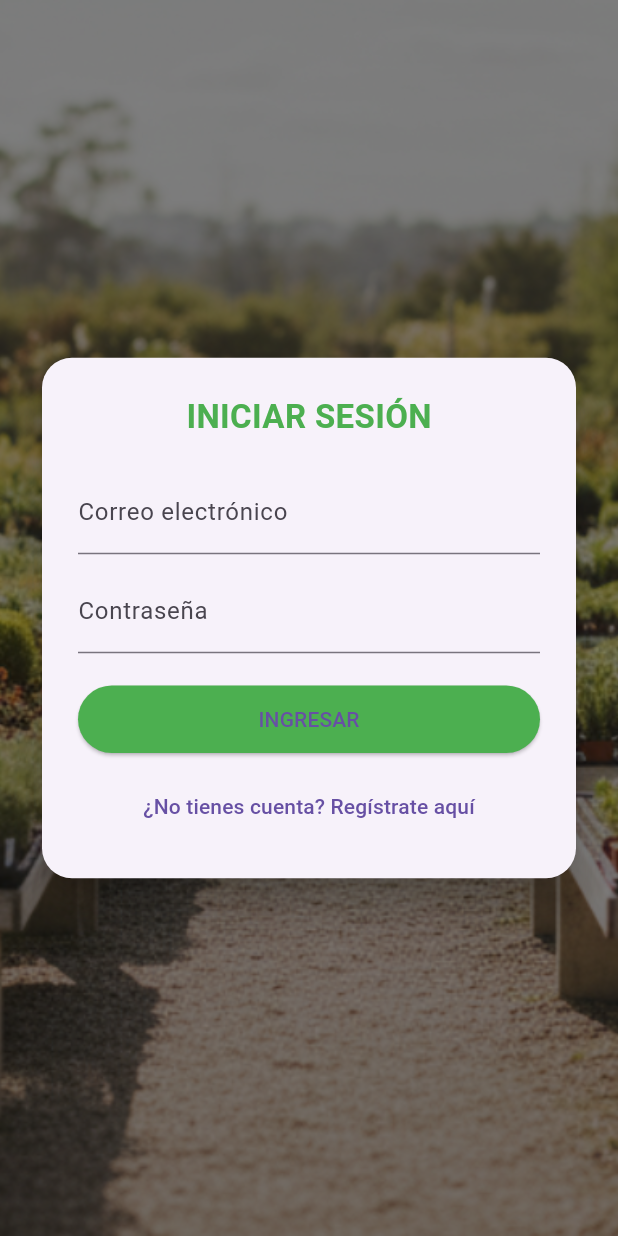
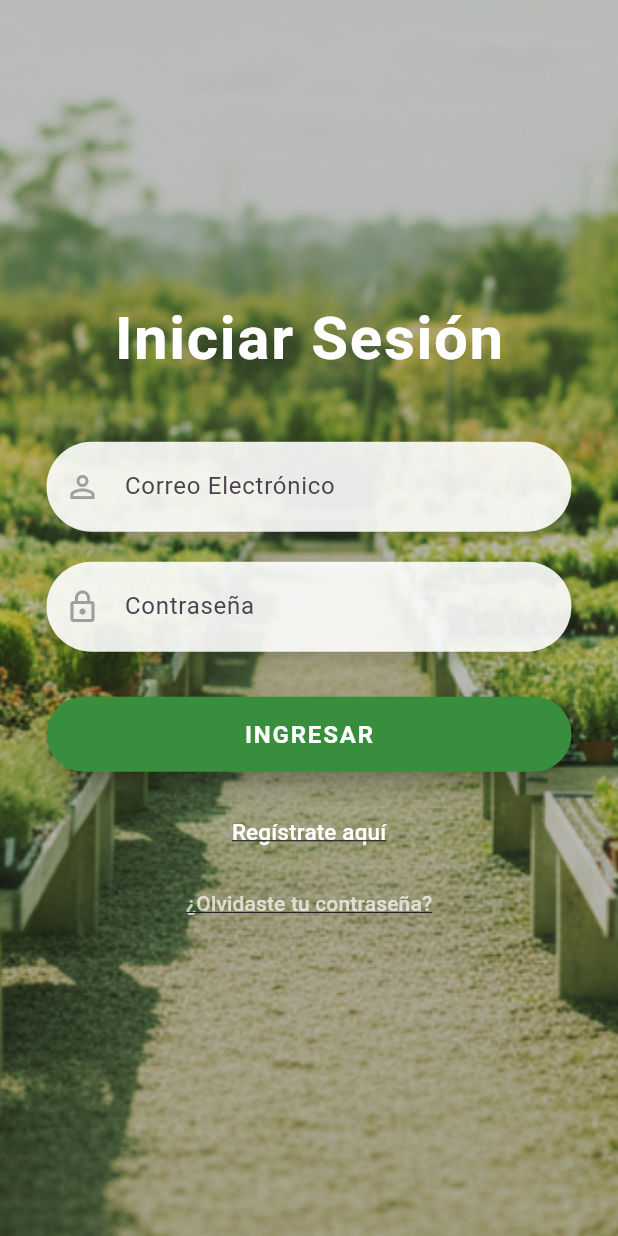
Before and after one commit to natalia482/inventivo_viveros, a Flutter app: the screen it shows after launch, on a phone screen of 412 x 824 dp. Run offline on Flutter 3.47's test engine with Material 3 defaults, Android fonts, the phone set to English and light mode, and no system bars; our stand-ins replace shared_preferences.

Commit message:
Interfaz Login

```diff
--- a/lib/config/api_config.dart
+++ b/lib/config/api_config.dart
@@ -6,7 +6,7 @@ class ApiConfig {
 
   static String getBaseUrl() {
     if (kIsWeb) {
-      return "http://192.168.101.25/$backendFolder";
+      return "http://192.168.81.34/$backendFolder";
     }
     if (Platform.isAndroid) {
       return "http://10.0.2.2/$backendFolder";
--- a/lib/screens/login_screen.dart
+++ b/lib/screens/login_screen.dart
@@ -5,7 +5,6 @@ import 'package:shared_preferences/shared_preferences.dart';
 import 'package:inventivo_viveros/screens/dashboard.dart';
 import 'register_screen.dart';
 
-// ✅ Cambia por tu IP local o usa 10.0.2.2 si estás en emulador Android
 const String loginUrl = "http://127.0.0.1/backend_inventivo/api/login.php";
 
 class LoginScreen extends StatefulWidget {
@@ -34,7 +33,6 @@ class _LoginScreenState extends State<LoginScreen> {
     setState(() => isLoading = true);
 
     try {
-      // ✅ Se envía en formato JSON
       final response = await http.post(
         Uri.parse(loginUrl),
         headers: {"Content-Type": "application/json"},
@@ -44,12 +42,9 @@ class _LoginScreenState extends State<LoginScreen> {
         }),
       );
 
-      print("📩 Respuesta del servidor: ${response.body}");
-
       final data = json.decode(response.body);
 
       if (data['success'] == true) {
-        // ✅ Guardar datos en SharedPreferences
         SharedPreferences prefs = await SharedPreferences.getInstance();
         await prefs.setBool('isLogged', true);
         await prefs.setString('email', email);
@@ -60,7 +55,6 @@ class _LoginScreenState extends State<LoginScreen> {
           SnackBar(content: Text("Bienvenido ${data['name']}")),
         );
 
-        // ✅ Ir al Dashboard
         Navigator.pushReplacement(
           context,
           MaterialPageRoute(builder: (context) => const DashboardScreen()),
@@ -81,67 +75,176 @@ class _LoginScreenState extends State<LoginScreen> {
 
   @override
   Widget build(BuildContext context) {
+    // Para hacerlo adaptable a distintos tamaños de pantalla
+    final screenWidth = MediaQuery.of(context).size.width;
+    final formWidth = screenWidth < 400 ? screenWidth * 0.85 : 350.0;
+
     return Scaffold(
-      body: Stack(children: [
-        Container(
-          decoration: const BoxDecoration(
-            image: DecorationImage(
-              image: AssetImage("assets/images/fondo.png"),
-              fit: BoxFit.cover,
-            ),
-          ),
-        ),
-        Container(color: Colors.black.withOpacity(0.5)),
-        Center(
-          child: SingleChildScrollView(
-            padding: const EdgeInsets.all(24),
-            child: Card(
-              elevation: 10,
-              shape: RoundedRectangleBorder(
-                  borderRadius: BorderRadius.circular(20)),
-              child: Padding(
-                padding: const EdgeInsets.all(24),
-                child: Column(
-                  children: [
-                    const Text("INICIAR SESIÓN",
-                        style: TextStyle(
-                            fontSize: 22,
-                            fontWeight: FontWeight.bold,
-                            color: Colors.green)),
-                    const SizedBox(height: 20),
-                    TextField(
-                        controller: emailController,
-                        decoration: const InputDecoration(
-                            labelText: "Correo electrónico")),
-                    const SizedBox(height: 10),
-                    TextField(
-                        controller: passwordController,
-                        obscureText: true,
-                        decoration:
-                            const InputDecoration(labelText: "Contraseña")),
-                    const SizedBox(height: 20),
-                    ElevatedButton(
-                      onPressed: isLoading ? null : loginUser,
-                      style: ElevatedButton.styleFrom(
-                          backgroundColor: Colors.green,
-                          minimumSize: const Size(double.infinity, 45)),
-                      child: isLoading
-                          ? const CircularProgressIndicator(color: Colors.white)
-                          : const Text("INGRESAR"),
-                    ),
-                    const SizedBox(height: 10),
-                TextButton(
-                      onPressed: () => Navigator.pushReplacement(
-                          context,
-                          MaterialPageRoute(builder: (context) => const RegisterScreen()),),
-                      child: const Text("¿No tienes cuenta? Regístrate aquí"),
-                    ),                  ],
+      body: Stack(
+        children: [
+          // Fondo con filtro verdoso
+          Container(
+            decoration: BoxDecoration(
+              image: DecorationImage(
+                image: const AssetImage("assets/images/fondo.png"),
+                fit: BoxFit.cover,
+                colorFilter: ColorFilter.mode(
+                  Colors.green.withOpacity(0.45),
+                  BlendMode.overlay,
                 ),
               ),
             ),
           ),
-        ),
-      ]),
+
+          // Filtro oscuro leve
+          Container(color: Colors.black.withOpacity(0.25)),
+
+          // Contenido principal
+          Center(
+            child: SingleChildScrollView(
+              padding: const EdgeInsets.symmetric(horizontal: 24),
+              child: Column(
+                mainAxisAlignment: MainAxisAlignment.center,
+                children: [
+                  const Text(
+                    "Iniciar Sesión",
+                    style: TextStyle(
+                      fontSize: 40,
+                      fontWeight: FontWeight.bold,
+                      color: Colors.white,
+                      letterSpacing: 1.1,
+                    ),
+                  ),
+                  const SizedBox(height: 40),
+
+                  // Campo de correo
+                  SizedBox(
+                    width: formWidth,
+                    child: Container(
+                      decoration: BoxDecoration(
+                        color: Colors.white.withOpacity(0.9),
+                        borderRadius: BorderRadius.circular(40),
+                        boxShadow: [
+                          BoxShadow(
+                            color: Colors.black.withOpacity(0.15),
+                            blurRadius: 8,
+                            offset: const Offset(0, 4),
+                          ),
+                        ],
+                      ),
+                      child: TextField(
+                        controller: emailController,
+                        keyboardType: TextInputType.emailAddress,
+                        decoration: const InputDecoration(
+                          prefixIcon:
+                              Icon(Icons.person_outline, color: Colors.grey),
+                          hintText: "Correo Electrónico",
+                          border: InputBorder.none,
+                          contentPadding:
+                              EdgeInsets.symmetric(vertical: 18, horizontal: 16),
+                        ),
+                      ),
+                    ),
+                  ),
+                  const SizedBox(height: 20),
+
+                  // Campo de contraseña
+                  SizedBox(
+                    width: formWidth,
+                    child: Container(
+                      decoration: BoxDecoration(
+                        color: Colors.white.withOpacity(0.9),
+                        borderRadius: BorderRadius.circular(40),
+                        boxShadow: [
+                          BoxShadow(
+                            color: Colors.black.withOpacity(0.15),
+                            blurRadius: 8,
+                            offset: const Offset(0, 4),
+                          ),
+                        ],
+                      ),
+                      child: TextField(
+                        controller: passwordController,
+                        obscureText: true,
+                        decoration: const InputDecoration(
+                          prefixIcon:
+                              Icon(Icons.lock_outline, color: Colors.grey),
+                          hintText: "Contraseña",
+                          border: InputBorder.none,
+                          contentPadding:
+                              EdgeInsets.symmetric(vertical: 18, horizontal: 16),
+                        ),
+                      ),
+                    ),
+                  ),
+                  const SizedBox(height: 30),
+
+                  // Botón principal
+                  SizedBox(
+                    width: formWidth,
+                    child: ElevatedButton(
+                      onPressed: isLoading ? null : loginUser,
+                      style: ElevatedButton.styleFrom(
+                        backgroundColor: Colors.green.shade700,
+                        shape: RoundedRectangleBorder(
+                          borderRadius: BorderRadius.circular(40),
+                        ),
+                        minimumSize: const Size(double.infinity, 50),
+                        elevation: 6,
+                      ),
+                      child: isLoading
+                          ? const CircularProgressIndicator(color: Colors.white)
+                          : const Text(
+                              "INGRESAR",
+                              style: TextStyle(
+                                fontSize: 16,
+                                fontWeight: FontWeight.bold,
+                                letterSpacing: 1.2,
+                                color: Colors.white, // <-- Blanco puro
+                              ),
+                            ),
+                    ),
+                  ),
+                  const SizedBox(height: 16),
+
+                  // Enlace de registro
+                  TextButton(
+                    onPressed: () {
+                      Navigator.pushReplacement(
+                        context,
+                        MaterialPageRoute(
+                            builder: (context) => const RegisterScreen()),
+                      );
+                    },
+                    child: const Text(
+                      "Regístrate aquí",
+                      style: TextStyle(
+                        color: Colors.white,
+                        fontSize: 15,
+                        decoration: TextDecoration.underline,
+                        fontWeight: FontWeight.w500,
+                      ),
+                    ),
+                  ),
+
+                  // Enlace de olvido de contraseña
+                  TextButton(
+                    onPressed: () {},
+                    child: const Text(
+                      "¿Olvidaste tu contraseña?",
+                      style: TextStyle(
+                        color: Colors.white70,
+                        fontSize: 14,
+                        decoration: TextDecoration.underline,
+                      ),
+                    ),
+                  ),
+                ],
+              ),
+            ),
+          ),
+        ],
+      ),
     );
   }
 }
```
